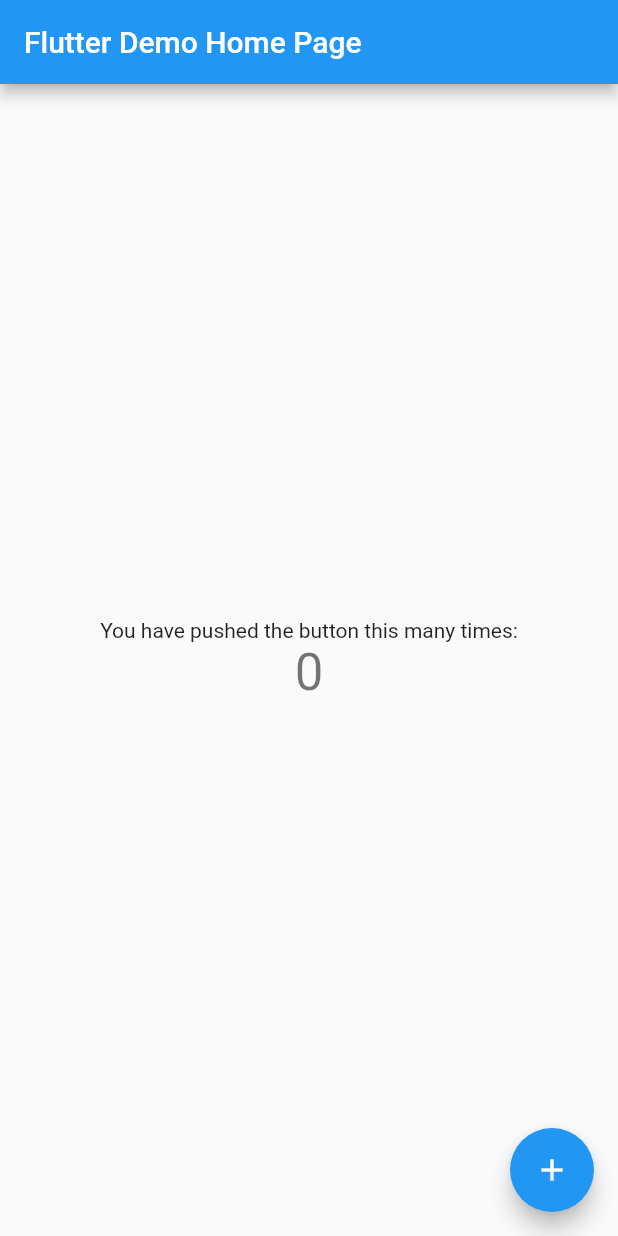
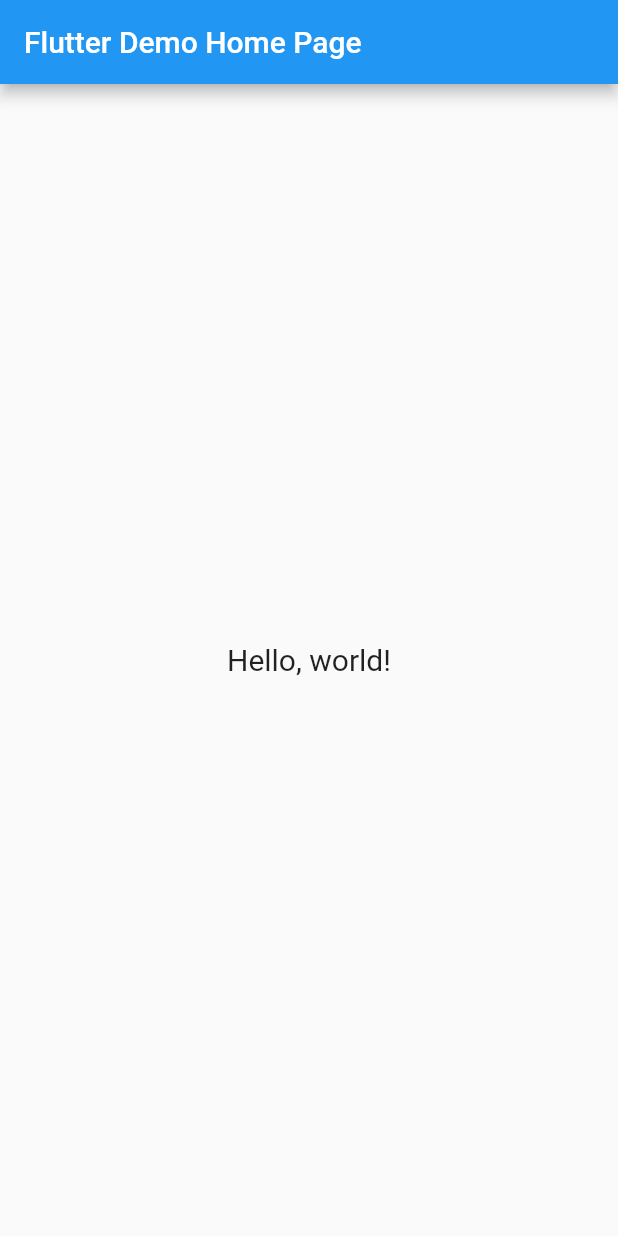
Before and after one commit to engineer-matsuo/flutter-hello-world, a Flutter app: the screen it shows after launch, on a phone screen of 412 x 824 dp. Run offline on Flutter 3.47's test engine with Material 2 defaults, Android fonts, the phone set to English and light mode, and no system bars.

Commit message:
Hellow, world!を出すように変更

```diff
--- a/lib/main.dart
+++ b/lib/main.dart
@@ -13,15 +13,6 @@ class MyApp extends StatelessWidget {
     return MaterialApp(
       title: 'Flutter Demo',
       theme: ThemeData(
-        // This is the theme of your application.
-        //
-        // Try running your application with "flutter run". You'll see the
-        // application has a blue toolbar. Then, without quitting the app, try
-        // changing the primarySwatch below to Colors.green and then invoke
-        // "hot reload" (press "r" in the console where you ran "flutter run",
-        // or simply save your changes to "hot reload" in a Flutter IDE).
-        // Notice that the counter didn't reset back to zero; the application
-        // is not restarted.
         primarySwatch: Colors.blue,
       ),
       home: const MyHomePage(title: 'Flutter Demo Home Page'),
@@ -32,15 +23,6 @@ class MyApp extends StatelessWidget {
 class MyHomePage extends StatefulWidget {
   const MyHomePage({super.key, required this.title});
 
-  // This widget is the home page of your application. It is stateful, meaning
-  // that it has a State object (defined below) that contains fields that affect
-  // how it looks.
-
-  // This class is the configuration for the state. It holds the values (in this
-  // case the title) provided by the parent (in this case the App widget) and
-  // used by the build method of the State. Fields in a Widget subclass are
-  // always marked "final".
-
   final String title;
 
   @override
@@ -48,68 +30,19 @@ class MyHomePage extends StatefulWidget {
 }
 
 class _MyHomePageState extends State<MyHomePage> {
-  int _counter = 0;
-
-  void _incrementCounter() {
-    setState(() {
-      // This call to setState tells the Flutter framework that something has
-      // changed in this State, which causes it to rerun the build method below
-      // so that the display can reflect the updated values. If we changed
-      // _counter without calling setState(), then the build method would not be
-      // called again, and so nothing would appear to happen.
-      _counter++;
-    });
-  }
-
   @override
   Widget build(BuildContext context) {
-    // This method is rerun every time setState is called, for instance as done
-    // by the _incrementCounter method above.
-    //
-    // The Flutter framework has been optimized to make rerunning build methods
-    // fast, so that you can just rebuild anything that needs updating rather
-    // than having to individually change instances of widgets.
     return Scaffold(
       appBar: AppBar(
-        // Here we take the value from the MyHomePage object that was created by
-        // the App.build method, and use it to set our appbar title.
         title: Text(widget.title),
       ),
-      body: Center(
-        // Center is a layout widget. It takes a single child and positions it
-        // in the middle of the parent.
-        child: Column(
-          // Column is also a layout widget. It takes a list of children and
-          // arranges them vertically. By default, it sizes itself to fit its
-          // children horizontally, and tries to be as tall as its parent.
-          //
-          // Invoke "debug painting" (press "p" in the console, choose the
-          // "Toggle Debug Paint" action from the Flutter Inspector in Android
-          // Studio, or the "Toggle Debug Paint" command in Visual Studio Code)
-          // to see the wireframe for each widget.
-          //
-          // Column has various properties to control how it sizes itself and
-          // how it positions its children. Here we use mainAxisAlignment to
-          // center the children vertically; the main axis here is the vertical
-          // axis because Columns are vertical (the cross axis would be
-          // horizontal).
-          mainAxisAlignment: MainAxisAlignment.center,
-          children: <Widget>[
-            const Text(
-              'You have pushed the button this many times:',
-            ),
-            Text(
-              '$_counter',
-              style: Theme.of(context).textTheme.headlineMedium,
-            ),
-          ],
-        ),
-      ),
-      floatingActionButton: FloatingActionButton(
-        onPressed: _incrementCounter,
-        tooltip: 'Increment',
-        child: const Icon(Icons.add),
-      ), // This trailing comma makes auto-formatting nicer for build methods.
+      body:const Center(
+        child: Text("Hello, world!",
+          style: TextStyle(
+            fontSize: 20
+          )
+        )
+      )
     );
   }
 }
```
